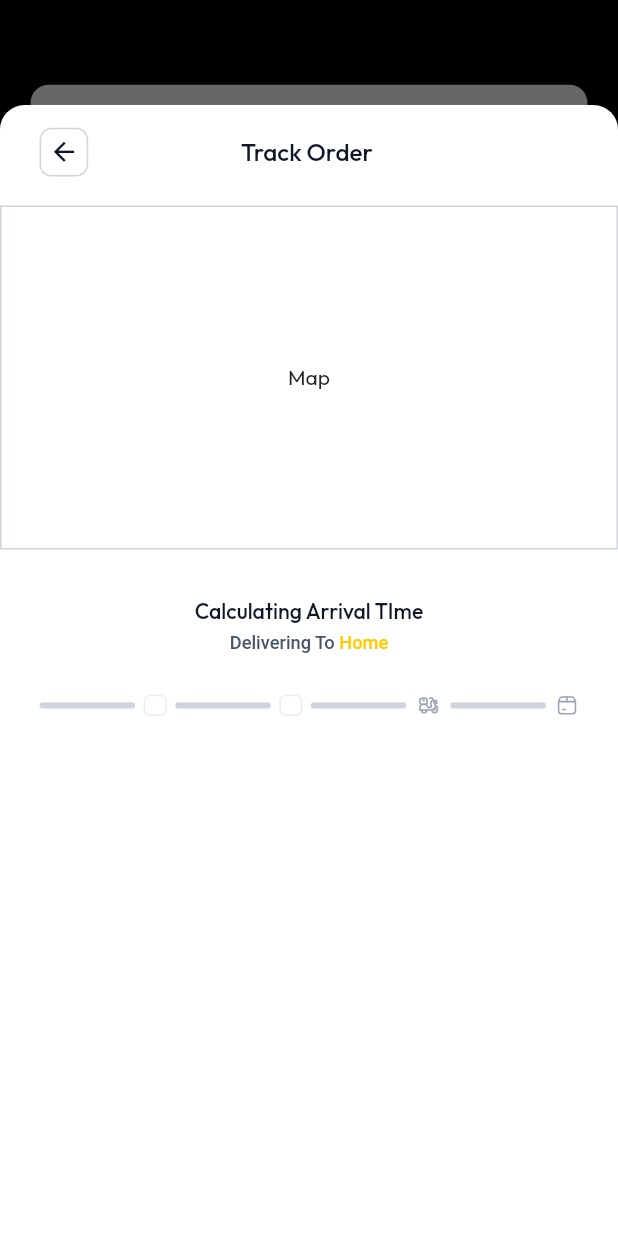
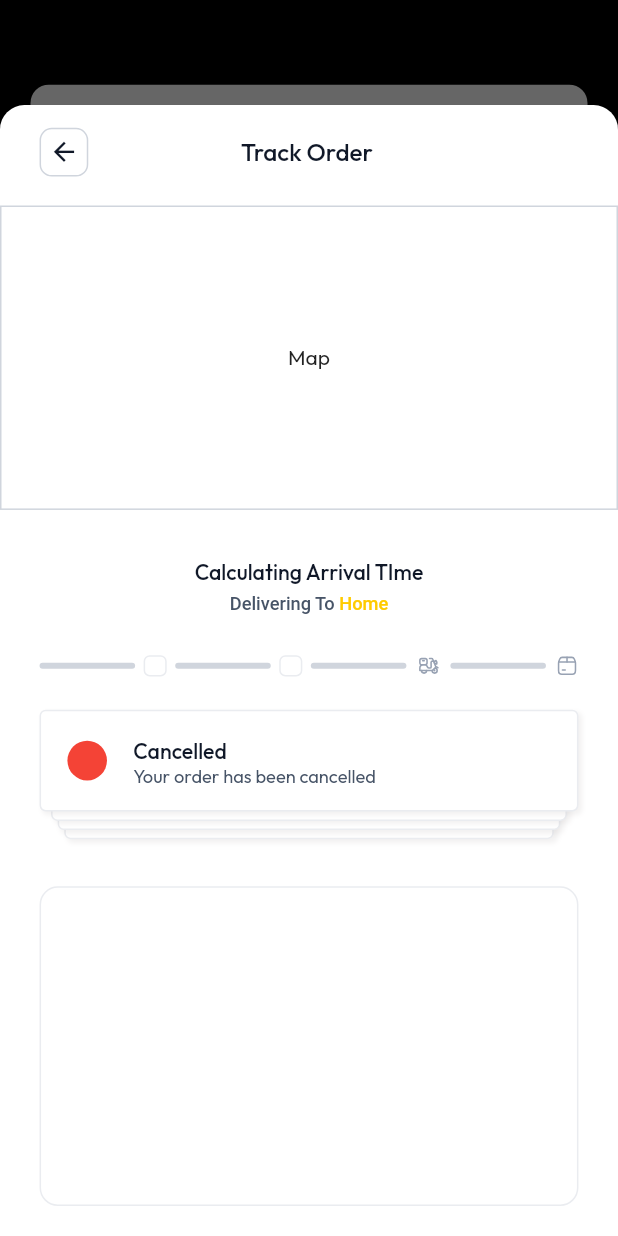
Before and after one commit to SaharaDelivery/shaap_mobile_app, a Flutter app: the OrdersView screen opened directly, after a tap on "kfc nigeria - ikeja", on a phone screen of 412 x 824 dp. Run offline on Flutter 3.47's test engine with Material 2 defaults, Android fonts, the phone set to English and light mode, and no system bars; our stand-ins replace dotted_line, file_picker, flutter_riverpod, flutter_screenutil, flutter_svg, fpdart and 9 more; accounts and stored records are empty.

Commit message:
still on the tracking orders screen

```diff
--- a/lib/features/orders/views/track_orders_bottom_sheet.dart
+++ b/lib/features/orders/views/track_orders_bottom_sheet.dart
@@ -2,6 +2,8 @@ import 'package:flutter/material.dart';
 import 'package:flutter_riverpod/flutter_riverpod.dart';
 import 'package:flutter_screenutil/flutter_screenutil.dart';
 import 'package:shaap_mobile_app/features/orders/widgets/delivery_progess_widget.dart';
+import 'package:shaap_mobile_app/features/orders/widgets/order_cost_details_card.dart';
+import 'package:shaap_mobile_app/features/orders/widgets/status_stacked_card.dart';
 import 'package:shaap_mobile_app/shared/app_texts.dart';
 import 'package:shaap_mobile_app/theme/palette.dart';
 import 'package:shaap_mobile_app/utils/button.dart';
@@ -91,7 +93,7 @@ class _TrackOrdersBottomSheetState
 
                   //! space for the maps
                   Container(
-                    height: 226.h,
+                    height: 200.h,
                     width: double.infinity,
                     decoration: BoxDecoration(
                       border: Border.all(
@@ -140,10 +142,19 @@ class _TrackOrdersBottomSheetState
                   DeliveryProgressWidget(),
 
                   20.5.sbH,
-                  Container(
-                    height: 91.h,
-                    child: Stack(
-                      children: [],
+                  Expanded(
+                    child: SingleChildScrollView(
+                      child: Column(
+                        children: [
+                          //! status stacked0
+                          StatusStackedCard(),
+
+                          31.sbH,
+
+                          //! order cost details
+                          OrderCostDetailsCard()
+                        ],
+                      ),
                     ),
                   ),
                 ],
--- /dev/null
+++ b/lib/features/orders/widgets/order_cost_details_card.dart
@@ -0,0 +1,47 @@
+import 'package:flutter/material.dart';
+import 'package:flutter_riverpod/flutter_riverpod.dart';
+import 'package:flutter_screenutil/flutter_screenutil.dart';
+import 'package:shaap_mobile_app/theme/palette.dart';
+import 'package:shaap_mobile_app/utils/widget_extensions.dart';
+
+class OrderCostDetailsCard extends ConsumerWidget {
+  const OrderCostDetailsCard({super.key});
+
+  @override
+  Widget build(BuildContext context, WidgetRef ref) {
+    return Container(
+      margin: 24.padH,
+      padding: EdgeInsets.all(14.w),
+      height: 210.h,
+      decoration: BoxDecoration(
+          borderRadius: BorderRadius.circular(12.r),
+          border: Border.all(color: Pallete.dividerGreyColor)),
+      child: Column(
+        children: [
+          //! order id, copy
+          Row(
+            mainAxisAlignment: MainAxisAlignment.spaceBetween,
+            children: [
+
+            ],
+          ),
+
+          //! order details
+          Row(),
+
+          //! food name
+          Row(),
+
+          //! vat
+          Row(),
+
+          //! delivery fee
+          Row(),
+
+          //! total
+          Row(),
+        ],
+      ),
+    );
+  }
+}
--- /dev/null
+++ b/lib/features/orders/widgets/status_stacked_card.dart
@@ -0,0 +1,143 @@
+import 'package:flutter/material.dart';
+import 'package:flutter_riverpod/flutter_riverpod.dart';
+import 'package:flutter_screenutil/flutter_screenutil.dart';
+import 'package:shaap_mobile_app/theme/palette.dart';
+import 'package:shaap_mobile_app/utils/widget_extensions.dart';
+
+class StatusStackedCard extends ConsumerWidget {
+  const StatusStackedCard({super.key});
+
+  @override
+  Widget build(BuildContext context, WidgetRef ref) {
+    return Container(
+      margin: 24.padH,
+      // color: Colors.grey,
+      height: 85.h,
+      child: Stack(
+        children: [
+          // base
+          Align(
+            alignment: Alignment.bottomCenter,
+            child: Container(
+              height: 66.8.h,
+              width: 297.w,
+              decoration: BoxDecoration(
+                color: Colors.white,
+                border: Border.all(color: Pallete.dividerGreyColor),
+                borderRadius: BorderRadius.circular(4.r),
+                boxShadow: [
+                  BoxShadow(
+                    offset: Offset(2.w, 2.h),
+                    color: Pallete.shadowGrey.withOpacity(0.1),
+                    blurRadius: 2.r,
+                  ),
+                ],
+              ),
+            ),
+          ),
+
+          //! 2nd to last
+          Positioned(
+            bottom: 6.h,
+            left: 11.w,
+            right: 11.w,
+            child: Container(
+              height: 66.8.h,
+              // width: 305.w,
+              decoration: BoxDecoration(
+                color: Colors.white,
+                border: Border.all(color: Pallete.dividerGreyColor),
+                borderRadius: BorderRadius.circular(4.r),
+                boxShadow: [
+                  BoxShadow(
+                    offset: Offset(2.w, 2.h),
+                    color: Pallete.shadowGrey.withOpacity(0.1),
+                    blurRadius: 2.r,
+                  ),
+                ],
+              ),
+            ),
+          ),
+
+          //! 2ND
+          Positioned(
+            bottom: 12.h,
+            left: 7.w,
+            right: 7.w,
+            child: Container(
+              height: 66.8.h,
+              // width: 305.w,
+              decoration: BoxDecoration(
+                color: Colors.white,
+                border: Border.all(color: Pallete.dividerGreyColor),
+                borderRadius: BorderRadius.circular(4.r),
+                boxShadow: [
+                  BoxShadow(
+                    offset: Offset(2.w, 2.h),
+                    color: Pallete.shadowGrey.withOpacity(0.1),
+                    blurRadius: 2.r,
+                  ),
+                ],
+              ),
+            ),
+          ),
+
+          //! content card
+          Align(
+            alignment: Alignment.topCenter,
+            child: Container(
+              height: 66.8.h,
+              width: double.infinity,
+              padding: EdgeInsets.all(16.w),
+              decoration: BoxDecoration(
+                color: Colors.white,
+                border: Border.all(color: Pallete.dividerGreyColor),
+                borderRadius: BorderRadius.circular(4.r),
+                boxShadow: [
+                  BoxShadow(
+                    offset: Offset(2.w, 2.h),
+                    color: Pallete.shadowGrey.withOpacity(0.1),
+                    blurRadius: 2.r,
+                  ),
+                ],
+              ),
+              child: Row(
+                children: [
+
+                  // TODO: implement glowing feature
+                  CircleAvatar(
+                    backgroundColor: Colors.red,
+                    radius: 12.w,
+                  ),
+                  16.sbW,
+                  Column(
+                    crossAxisAlignment: CrossAxisAlignment.start,
+                    mainAxisAlignment: MainAxisAlignment.spaceBetween,
+                    children: [
+                      Text(
+                        'Cancelled',
+                        style: TextStyle(
+                          color: Pallete.textBlack,
+                          fontSize: 14.sp,
+                          fontWeight: FontWeight.w500,
+                        ),
+                      ),
+                      Text(
+                        'Your order has been cancelled',
+                        style: TextStyle(
+                          color: Pallete.textGrey,
+                          fontSize: 12.sp,
+                          fontWeight: FontWeight.w400,
+                        ),
+                      ),
+                    ],
+                  ),
+                ],
+              ),
+            ),
+          ),
+        ],
+      ),
+    );
+  }
+}
--- a/lib/theme/palette.dart
+++ b/lib/theme/palette.dart
@@ -31,6 +31,7 @@ class Pallete {
   static const processingOrangeContainer = Color(0xffFEF0C7);
   static const cancelledRed = Color(0xffB42318);
   static const cancelledRedContainer = Color(0xffFEE4E2);
+  static const shadowGrey = Color(0xff827878);
 
   // Themes
   static var darkModeAppTheme = ThemeData.dark().copyWith(
```
Also changed, not shown: lib/assets/images/copy.svg (added).
